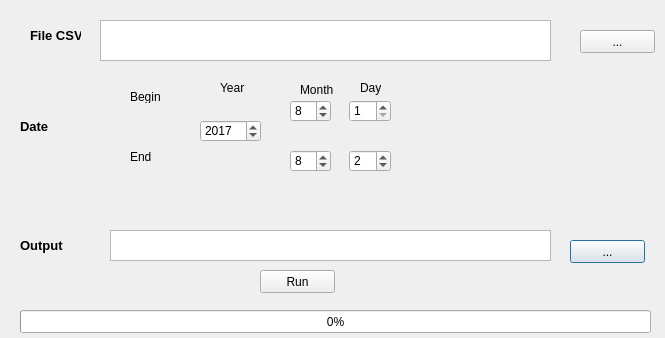
The window that BioSIM_dialog_image.ui (RNCan/BioSIMPlugin) describes before a commit, drawn with Qt 5.
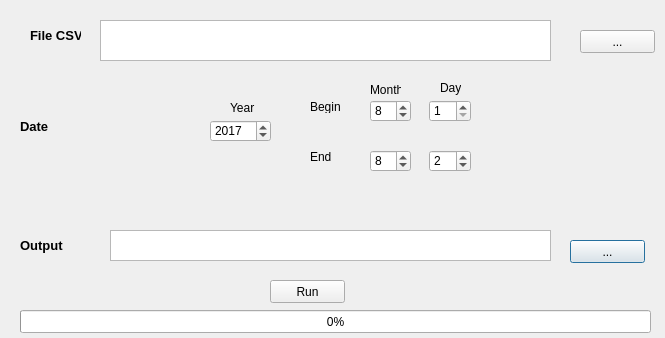
The same window after the commit.

```diff
--- a/BioSIM_dialog_image.ui
+++ b/BioSIM_dialog_image.ui
@@ -86,9 +86,9 @@
   <widget class="QLabel" name="label_m_3">
    <property name="geometry">
     <rect>
-     <x>300</x>
+     <x>370</x>
      <y>80</y>
-     <width>41</width>
+     <width>31</width>
      <height>20</height>
     </rect>
    </property>
@@ -112,8 +112,8 @@
   <widget class="QPushButton" name="run_button">
    <property name="geometry">
     <rect>
-     <x>260</x>
-     <y>270</y>
+     <x>270</x>
+     <y>280</y>
      <width>75</width>
      <height>23</height>
     </rect>
@@ -145,7 +145,7 @@
   <widget class="QLabel" name="label_j_5">
    <property name="geometry">
     <rect>
-     <x>360</x>
+     <x>440</x>
      <y>80</y>
      <width>21</width>
      <height>16</height>
@@ -158,8 +158,8 @@
   <widget class="QLabel" name="label_an_3">
    <property name="geometry">
     <rect>
-     <x>220</x>
-     <y>80</y>
+     <x>230</x>
+     <y>100</y>
      <width>31</width>
      <height>16</height>
     </rect>
@@ -191,7 +191,7 @@
    </property>
    <property name="geometry">
     <rect>
-     <x>200</x>
+     <x>210</x>
      <y>120</y>
      <width>61</width>
      <height>22</height>
@@ -229,7 +229,7 @@
   <widget class="QSpinBox" name="spin_j">
    <property name="geometry">
     <rect>
-     <x>349</x>
+     <x>429</x>
      <y>100</y>
      <width>42</width>
      <height>22</height>
@@ -254,7 +254,7 @@
   <widget class="QSpinBox" name="spin_j1">
    <property name="geometry">
     <rect>
-     <x>349</x>
+     <x>429</x>
      <y>150</y>
      <width>42</width>
      <height>22</height>
@@ -279,7 +279,7 @@
   <widget class="QSpinBox" name="spin_m">
    <property name="geometry">
     <rect>
-     <x>290</x>
+     <x>370</x>
      <y>100</y>
      <width>41</width>
      <height>22</height>
@@ -304,8 +304,8 @@
   <widget class="QLabel" name="label_date">
    <property name="geometry">
     <rect>
-     <x>130</x>
-     <y>90</y>
+     <x>310</x>
+     <y>100</y>
      <width>47</width>
      <height>13</height>
     </rect>
@@ -317,7 +317,7 @@
   <widget class="QLabel" name="label_date_2">
    <property name="geometry">
     <rect>
-     <x>130</x>
+     <x>310</x>
      <y>150</y>
      <width>47</width>
      <height>13</height>
@@ -330,7 +330,7 @@
   <widget class="QSpinBox" name="spin_m1">
    <property name="geometry">
     <rect>
-     <x>290</x>
+     <x>370</x>
      <y>150</y>
      <width>41</width>
      <height>22</height>
```
